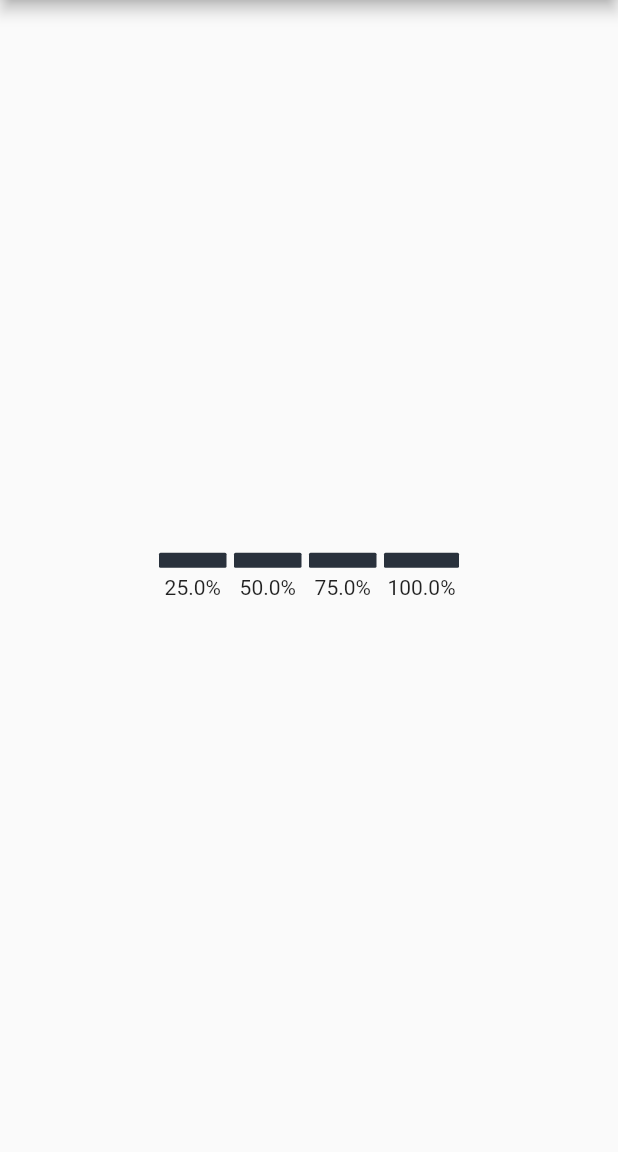
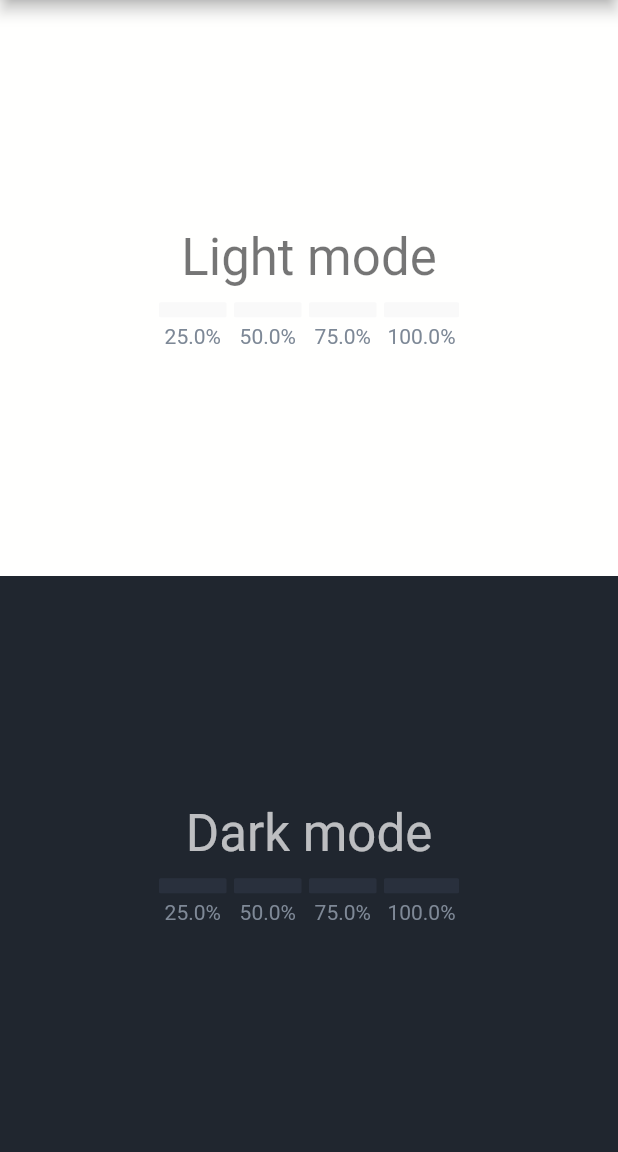
Before and after one commit to WingCH/flutter_price_slider, a Flutter app: the screen it shows after launch, on a phone screen of 412 x 824 dp, the part 84-1236 px from its top. Run offline on Flutter 3.47's test engine with Material 2 defaults, Android fonts, the light colour scheme and no system bars.

Commit message:
update example

```diff
--- a/example/lib/main.dart
+++ b/example/lib/main.dart
@@ -1,5 +1,6 @@
 import 'package:flutter/material.dart';
 import 'package:flutter_price_slider/flutter_price_slider.dart';
+
 void main() {
   runApp(MyApp());
 }
@@ -28,17 +29,60 @@ class MyApp extends StatelessWidget {
           // the App.build method, and use it to set our appbar title.
           title: Text("Flutter price slider"),
         ),
-        body: Center(
-
-          child: FlutterPriceSlider(
-            selectedBoxColor: Color(0xFF2ebd85),
-            unselectedBoxColor:  Color(0xFF29313c),
-            selectedTextColor: Color(0xFFeaecef),
-            unselectedTextColor: Color(0XFF999999),
-            onSelectedProportion: (proportion) {
-              print(proportion);
-            },
-          ),
+        body: Column(
+          crossAxisAlignment: CrossAxisAlignment.stretch,
+          children: [
+            Expanded(
+              child: Container(
+                color: Color(0xFFfffffe),
+                child: Column(
+                  mainAxisAlignment: MainAxisAlignment.center,
+                  children: [
+                    Text(
+                      "Light mode",
+                      style: Theme.of(context).textTheme.headline4,
+                    ),
+                    SizedBox(height: 10),
+                    FlutterPriceSlider(
+                      selectedBoxColor: Color(0xFF2ebd85),
+                      unselectedBoxColor: Color(0xFFf9f9f9),
+                      selectedTextColor: Color(0xFF000000),
+                      unselectedTextColor: Color(0XFF7d8896),
+                      onSelected: (proportion) {
+                        print(proportion);
+                      },
+                    ),
+                  ],
+                ),
+              ),
+            ),
+            Expanded(
+              child: Container(
+                color: Color(0xFF20262f),
+                child: Column(
+                  mainAxisAlignment: MainAxisAlignment.center,
+                  children: [
+                    Text(
+                      "Dark mode",
+                      style: Theme.of(context).textTheme.headline4?.copyWith(
+                            color: Colors.white70,
+                          ),
+                    ),
+                    SizedBox(height: 10),
+                    FlutterPriceSlider(
+                      selectedBoxColor: Color(0xFF2dbd85),
+                      unselectedBoxColor: Color(0xFF29303d),
+                      selectedTextColor: Color(0xFFf1f4f6),
+                      unselectedTextColor: Color(0XFF7f8997),
+                      onSelected: (proportion) {
+                        print(proportion);
+                      },
+                    ),
+                  ],
+                ),
+              ),
+            ),
+          ],
         ),
       ),
     );
--- a/lib/flutter_price_slider.dart
+++ b/lib/flutter_price_slider.dart
@@ -9,14 +9,14 @@ class FlutterPriceSlider extends StatefulWidget {
     required this.unselectedBoxColor,
     required this.selectedTextColor,
     required this.unselectedTextColor,
-    required this.onSelectedProportion,
+    required this.onSelected,
   }) : super(key: key);
 
   final Color selectedBoxColor;
   final Color unselectedBoxColor;
   final Color selectedTextColor;
   final Color unselectedTextColor;
-  final Function(double) onSelectedProportion;
+  final Function(double) onSelected;
 
   @override
   _FlutterPriceSliderState createState() => _FlutterPriceSliderState();
@@ -26,10 +26,11 @@ class _FlutterPriceSliderState extends State<FlutterPriceSlider> {
   List<double> proportions = [0.25, 0.5, 0.75, 1];
   double selectedProportion = 0;
 
-  void onSelect(double proportion) {
-    selectedProportion = proportion;
-    setState(() {});
-    widget.onSelectedProportion(selectedProportion);
+  void onSelected(double proportion) {
+    setState(() {
+      selectedProportion = proportion;
+    });
+    widget.onSelected(selectedProportion);
   }
 
   @override
@@ -49,16 +50,16 @@ class _FlutterPriceSliderState extends State<FlutterPriceSlider> {
               // start point (left top): 1.0
               double dx = details.localPosition.dx;
               if (dx < 0) {
-                onSelect(0);
+                onSelected(0);
                 return;
               }
 
-              // 計翻相對於父組件既比例
+              // Calculate the ratio relative to the parent component
               // maxWidth = 220, dx = 148.5714285714858
               // relativePosition = 0.6341463414634145
               double relativePosition = dx / maxWidth;
 
-              // 尋找relativePosition最接近的"比例"
+              // Find the nearest [0.25, 0.5, 0.75, 1] of relativePosition
               // relativePosition = 0.6341463414634145
               // closetsProportion = 0.75
               final double closetsProportion = proportions.reduce((a, b) {
@@ -67,7 +68,7 @@ class _FlutterPriceSliderState extends State<FlutterPriceSlider> {
                     ? a
                     : b;
               });
-              onSelect(closetsProportion);
+              onSelected(closetsProportion);
             },
             child: Row(
               children: proportions
@@ -92,7 +93,7 @@ class _FlutterPriceSliderState extends State<FlutterPriceSlider> {
                                 textColor: selectedProportion == e
                                     ? widget.selectedTextColor
                                     : widget.unselectedTextColor,
-                                onSelect: () => onSelect(e),
+                                onSelect: () => onSelected(e),
                               ),
                             ),
                             if (index != proportions.length - 1)
@@ -144,7 +145,7 @@ class ProportionSliderItem extends StatelessWidget {
           SizedBox(height: 5),
           Text(
             '${proportion * 100}%',
-            // style: CompetitionTheme.textStyle10.copyWith(color: textColor),
+            style: TextStyle(color: textColor),
           )
         ],
       ),
```
